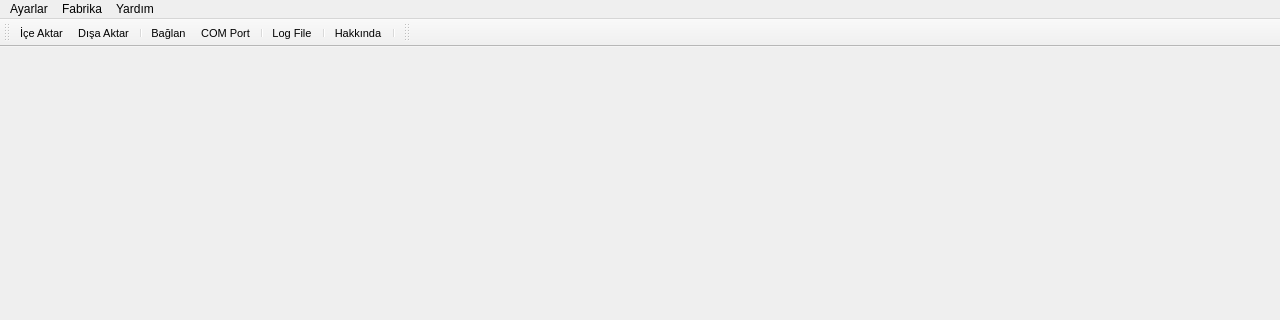
The window that HLL/project/src/mainWindow.ui (GurhanIU/oLStudio) describes before a commit, drawn with Qt 5; both pictures show x 0 to 1280 and y 0 to 320 of the 1280 by 920 pixel window.
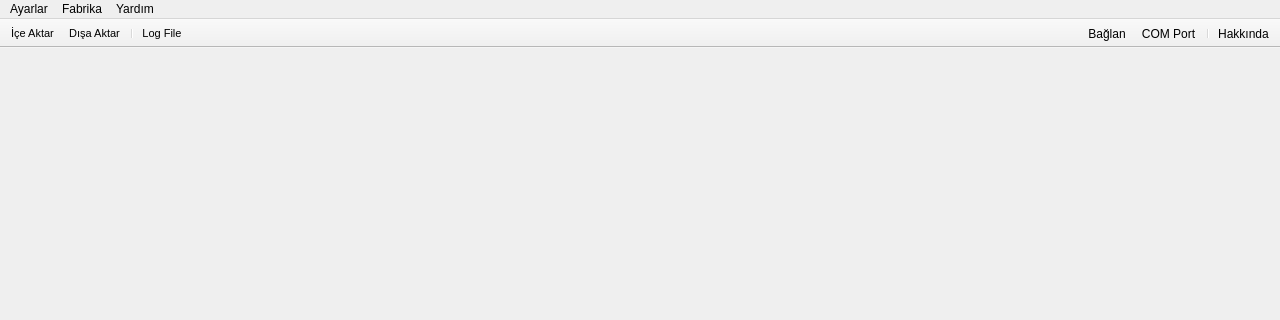
The same window after the commit. Icons and pictures are not drawn.

What changed in the file:
```diff
--- a/HLL/project/src/mainWindow.ui
+++ b/HLL/project/src/mainWindow.ui
@@ -160,6 +160,9 @@
    <property name="windowTitle">
     <string>TopBar</string>
    </property>
+   <property name="movable">
+    <bool>false</bool>
+   </property>
    <property name="toolButtonStyle">
     <enum>Qt::ToolButtonTextUnderIcon</enum>
    </property>
@@ -175,13 +178,7 @@
    <addaction name="actionLoad_Session"/>
    <addaction name="actionSave_Session"/>
    <addaction name="separator"/>
-   <addaction name="actionConnect"/>
-   <addaction name="actionSerial_RTU"/>
-   <addaction name="separator"/>
    <addaction name="actionOpenLogFile"/>
-   <addaction name="separator"/>
-   <addaction name="actionAbout"/>
-   <addaction name="separator"/>
   </widget>
   <widget class="QToolBar" name="leftToolBar">
    <property name="minimumSize">
@@ -193,6 +190,12 @@
    <property name="windowTitle">
     <string>LeftBar</string>
    </property>
+   <property name="layoutDirection">
+    <enum>Qt::RightToLeft</enum>
+   </property>
+   <property name="movable">
+    <bool>false</bool>
+   </property>
    <property name="toolButtonStyle">
     <enum>Qt::ToolButtonTextUnderIcon</enum>
    </property>
@@ -202,6 +205,10 @@
    <attribute name="toolBarBreak">
     <bool>false</bool>
    </attribute>
+   <addaction name="actionAbout"/>
+   <addaction name="separator"/>
+   <addaction name="actionSerial_RTU"/>
+   <addaction name="actionConnect"/>
   </widget>
   <action name="actionExit">
    <property name="icon">
```
Left out of the diff: 4 changed lines with no effect on the pictures.
